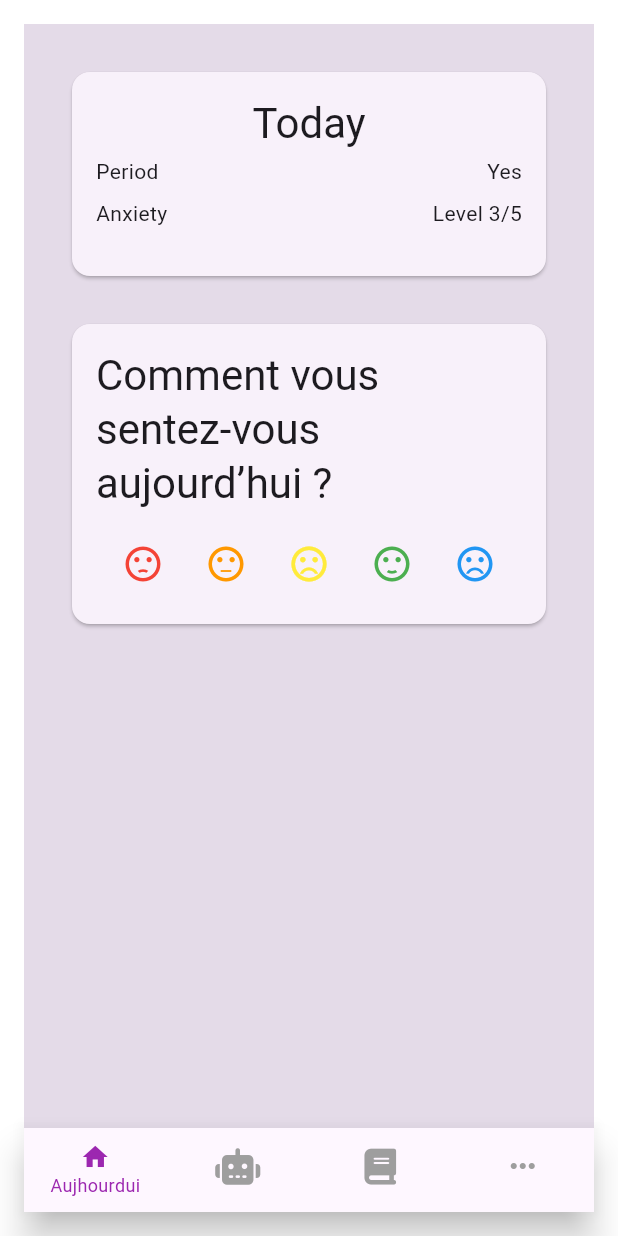
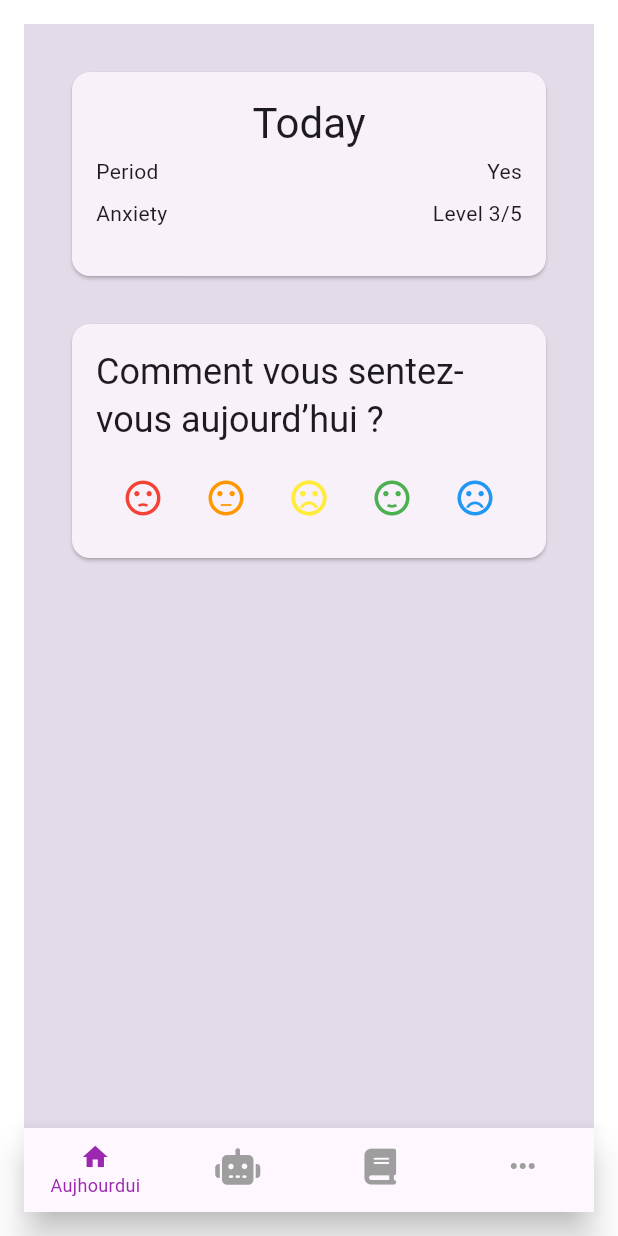
Before and after one commit to feyroozecode/lafyamind_app, a Flutter app: the screen it shows after launch, on a phone screen of 412 x 824 dp. Run offline on Flutter 3.47's test engine with Material 3 defaults, Android fonts, the light colour scheme and no system bars; our stand-ins replace cached_network_image, flutter_dotenv, flutter_riverpod, font_awesome_flutter, hooks_riverpod, riverpod and 2 more; accounts and stored records are empty; generated files the repository leaves out were written again.

Commit message:
update humour widget

```diff
--- a/lib/src/app.dart
+++ b/lib/src/app.dart
@@ -8,6 +8,7 @@ class MyApp extends StatelessWidget {
   @override
   Widget build(BuildContext context) {
     return MaterialApp(
+        debugShowCheckedModeBanner: false,
         title: 'tXapp',
         theme: ThemeData(
           colorScheme: ColorScheme.fromSeed(seedColor: Colors.deepPurple),
--- a/lib/src/features/home/core/presentation/widgets/day_homour_widget.dart
+++ b/lib/src/features/home/core/presentation/widgets/day_homour_widget.dart
@@ -32,7 +32,7 @@ class DayHomourWidget extends ConsumerWidget {
           child: Column(
             children: [
               Text("Comment vous sentez-vous aujourd’hui ?",
-                  style: context.theme.textTheme.headlineMedium),
+                  style: context.theme.textTheme.headlineSmall),
               gapH12,
               Row(
                 mainAxisAlignment: MainAxisAlignment.spaceEvenly,
```
